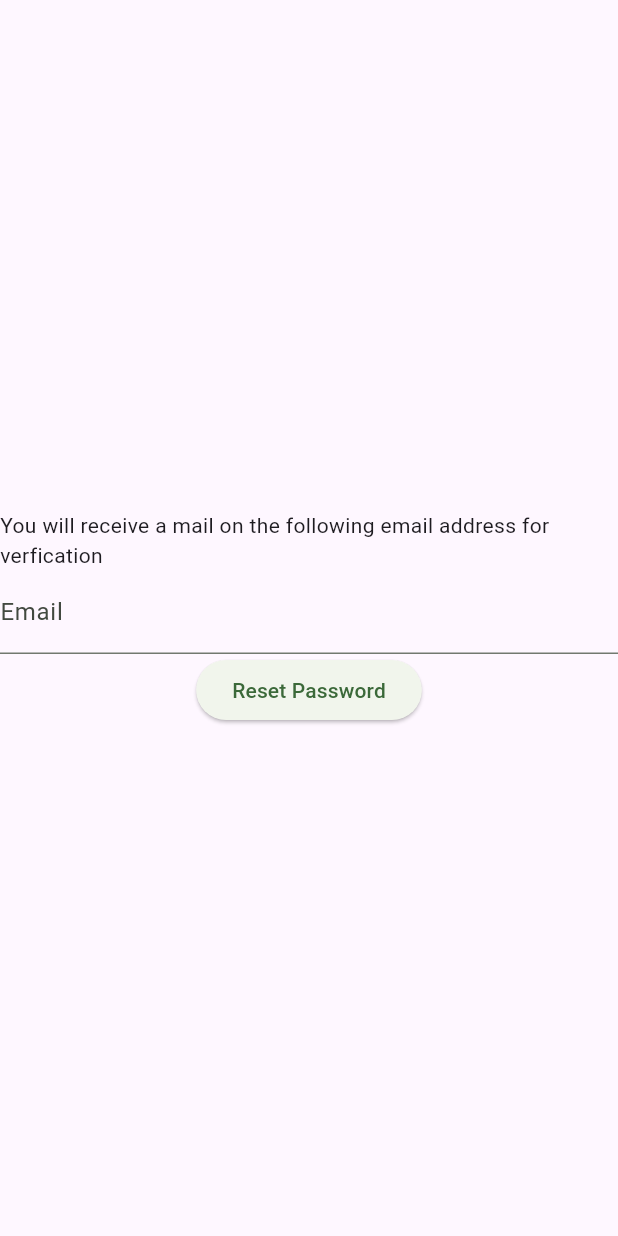
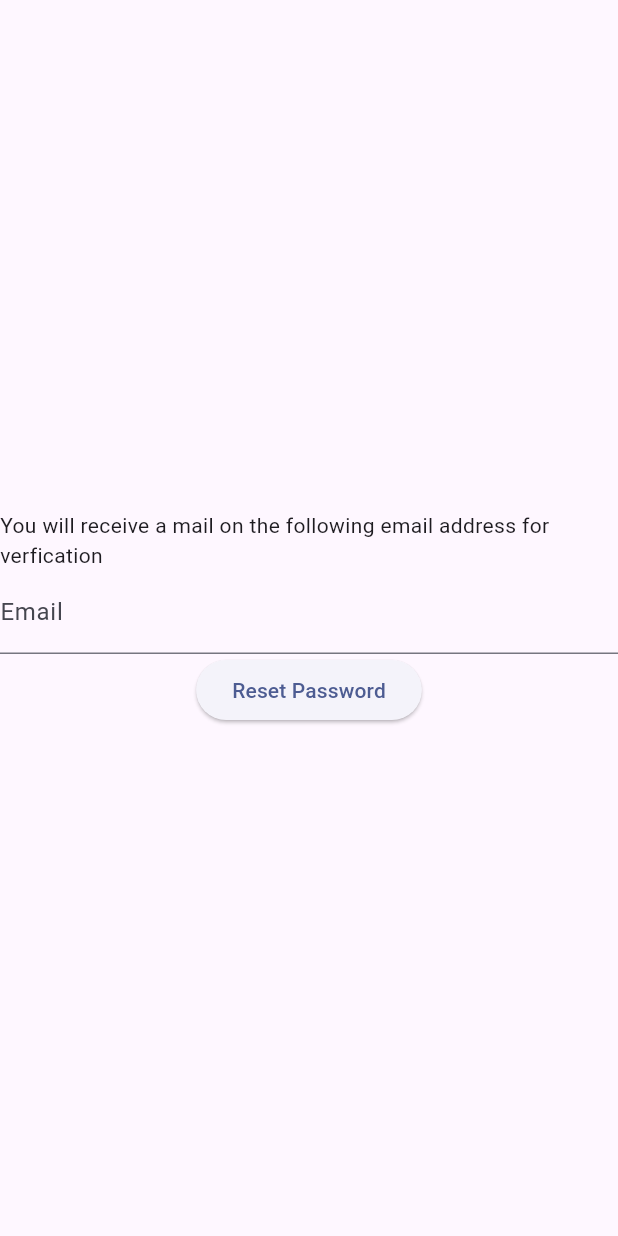
Before and after one commit to siddharth177/myVocabList, a Flutter app: the screen it shows after launch, after a tap on "Forgot Password?", on a phone screen of 412 x 824 dp. Run offline on Flutter 3.47's test engine with Material 3 defaults, Android fonts, the phone set to English and light mode, and no system bars; our stand-ins replace cloud_firestore, firebase_auth, firebase_core, flutter_slidable, rive; accounts and stored records are empty.

Commit message:
Loading animation screen

```diff
--- a/lib/main.dart
+++ b/lib/main.dart
@@ -1,8 +1,10 @@
-import 'package:firebase_auth/firebase_auth.dart';
 import 'package:firebase_core/firebase_core.dart';
 import 'package:flutter/material.dart';
 import 'package:personal_dictionary/screens/auth.dart';
 import 'package:personal_dictionary/screens/email_verification.dart';
+import 'package:personal_dictionary/utils/colors_and_theme.dart';
+import 'package:personal_dictionary/utils/firebase.dart';
+import 'package:personal_dictionary/widgets/loading.dart';
 
 import 'firebase_options.dart';
 
@@ -11,38 +13,39 @@ void main() async {
   await Firebase.initializeApp(
     options: DefaultFirebaseOptions.currentPlatform,
   );
+
   runApp(const MyApp());
 }
 
-var kColorScheme =
-// ColorScheme.fromSeed(seedColor: const Color.fromARGB(255, 206, 235, 199));
-    ColorScheme.fromSeed(seedColor: Colors.green);
-var kDarkColorScheme = kColorScheme;
-var kThemeData = ThemeData().copyWith(
-  colorScheme: kColorScheme,
-);
-var kDartThemeData = kThemeData;
-
-class MyApp extends StatelessWidget {
+class MyApp extends StatefulWidget {
   const MyApp({super.key});
 
+  @override
+  State<StatefulWidget> createState() {
+    return _MyAppState();
+  }
+}
+
+class _MyAppState extends State<MyApp> {
   @override
   Widget build(BuildContext context) {
     return MaterialApp(
       theme: kThemeData,
       darkTheme: kDartThemeData,
+      themeMode: ThemeMode.system,
+      debugShowCheckedModeBanner: false,
       home: StreamBuilder(
-        stream: FirebaseAuth.instance.authStateChanges(),
+        stream: firebaseAuthInstance.authStateChanges(),
         builder: (ctx, snapshot) {
           if (snapshot.hasData) {
-            return EmailVerificationScreen();
+            return const EmailVerificationScreen();
           }
 
           if (snapshot.connectionState == ConnectionState.waiting) {
-            return CircularProgressIndicator();
+            return const LoadingWidget();
           }
 
-          return AuthScreen();
+          return const AuthScreen();
         },
       ),
     );
--- a/lib/screens/forgot_password.dart
+++ b/lib/screens/forgot_password.dart
@@ -1,5 +1,6 @@
 import 'package:firebase_auth/firebase_auth.dart';
 import 'package:flutter/material.dart';
+import 'package:personal_dictionary/widgets/loading.dart';
 
 class ForgotPasswordScreen extends StatefulWidget {
   const ForgotPasswordScreen({super.key});
@@ -26,7 +27,7 @@ class _ForgotPasswordScreenState extends State<ForgotPasswordScreen> {
     showDialog(
         context: context,
         builder: (context) => Center(
-              child: CircularProgressIndicator(),
+              child: LoadingWidget(),
             ));
 
     try {
--- /dev/null
+++ b/lib/utils/colors_and_theme.dart
@@ -0,0 +1,11 @@
+import 'package:flutter/material.dart';
+
+var kColorScheme =
+    ColorScheme.fromSeed(seedColor: const Color.fromARGB(255, 207, 214, 250));
+var kDarkColorScheme = kColorScheme;
+
+var kThemeData = ThemeData().copyWith(
+  colorScheme: kColorScheme,
+  brightness: Brightness.dark,
+);
+var kDartThemeData = kThemeData;
--- /dev/null
+++ b/lib/utils/firebase.dart
@@ -0,0 +1,3 @@
+import 'package:firebase_auth/firebase_auth.dart';
+
+var firebaseAuthInstance = FirebaseAuth.instance;
--- /dev/null
+++ b/lib/widgets/loading.dart
@@ -0,0 +1,22 @@
+import 'package:flutter/material.dart';
+import 'package:rive/rive.dart';
+
+class LoadingWidget extends StatefulWidget {
+  const LoadingWidget({super.key});
+
+  @override
+  State<StatefulWidget> createState() {
+    return _LoadingWidgetState();
+  }
+}
+
+// TODO: convert it to overlay
+class _LoadingWidgetState extends State<LoadingWidget> {
+  @override
+  Widget build(BuildContext context) {
+    return const Center(
+      child: RiveAnimation.asset(
+          'assets/animations/rive/geometric_loading_animation.riv'),
+    );
+  }
+}
--- a/pubspec.yaml
+++ b/pubspec.yaml
@@ -43,6 +43,7 @@ dependencies:
   firebase_auth: ^4.16.0
   cloud_firestore: ^4.14.0
   flutter_slidable: ^3.0.1
+  rive: ^0.12.4
 
 dev_dependencies:
   flutter_test:
@@ -53,7 +54,7 @@ dev_dependencies:
   # activated in the `analysis_options.yaml` file located at the root of your
   # package. See that file for information about deactivating specific lint
   # rules and activating additional ones.
-  flutter_lints: ^2.0.0
+  flutter_lints: ^3.0.1
 
 # For information on the generic Dart part of this file, see the
 # following page: https://dart.dev/tools/pub/pubspec
@@ -72,6 +73,7 @@ flutter:
     - assets/images/vocab2.jpg
     - assets/images/vocab1.avif
     - assets/images/vocab2.avif
+    - assets/animations/rive/geometric_loading_animation.riv
 
   # An image asset can refer to one or more resolution-specific "variants", see
   # https://flutter.dev/assets-and-images/#resolution-aware
```
Also changed, not shown: lib/screens/auth.dart (+6 -6 lines), pubspec.lock, 5 other files.
